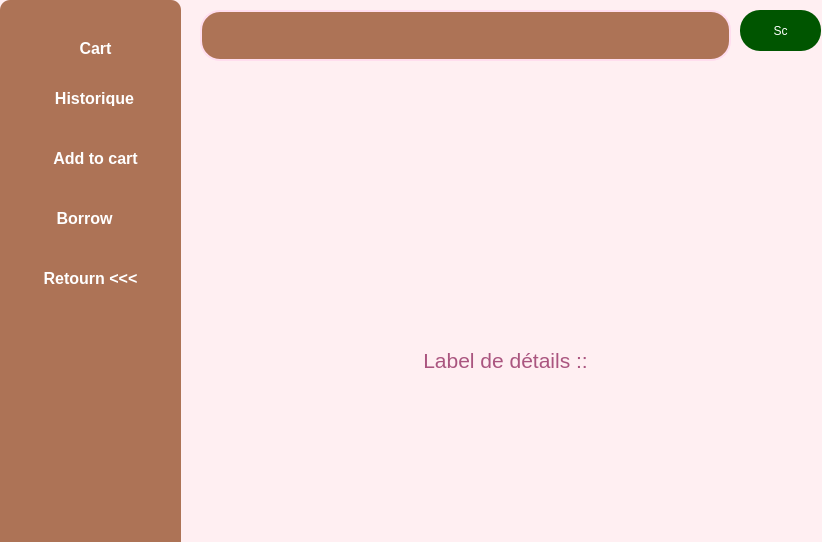
Qt form studentlibrary.ui (salmajaghoua23/Library) before a commit.
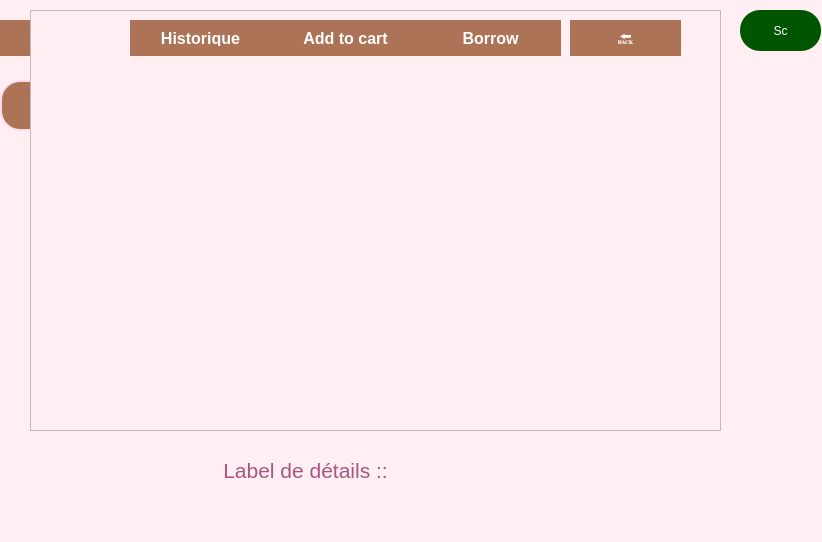
The same form after that commit.

Patch:
```diff
--- a/studentlibrary.ui
+++ b/studentlibrary.ui
@@ -21,9 +21,9 @@
   <widget class="QLineEdit" name="searchLineEdit">
    <property name="geometry">
     <rect>
-     <x>200</x>
-     <y>10</y>
-     <width>531</width>
+     <x>0</x>
+     <y>80</y>
+     <width>721</width>
      <height>51</height>
     </rect>
    </property>
@@ -78,31 +78,28 @@
     <string>Sc</string>
    </property>
   </widget>
-  <widget class="QFrame" name="buttonLayout">
+  <widget class="QLabel" name="bookDetailsText">
    <property name="geometry">
     <rect>
-     <x>0</x>
-     <y>0</y>
-     <width>181</width>
-     <height>561</height>
+     <x>220</x>
+     <y>440</y>
+     <width>171</width>
+     <height>61</height>
     </rect>
    </property>
    <property name="styleSheet">
-    <string notr="true">background-color: rgb(173, 115, 86);
-border-radius: 10px;</string>
+    <string notr="true"/>
    </property>
-   <property name="frameShape">
-    <enum>QFrame::Shape::StyledPanel</enum>
+   <property name="text">
+    <string>&lt;html&gt;&lt;head/&gt;&lt;body&gt;&lt;p align=&quot;center&quot;&gt;&lt;span style=&quot; font-size:16pt; color:#aa557f;&quot;&gt;Label de détails ::&lt;/span&gt;&lt;/p&gt;&lt;/body&gt;&lt;/html&gt;</string>
    </property>
-   <property name="frameShadow">
-    <enum>QFrame::Shadow::Raised</enum>
-   </property>
-   <widget class="QPushButton" name="backButton">
+  </widget>
+  <widget class="QPushButton" name="btnCart">
     <property name="geometry">
      <rect>
       <x>0</x>
-      <y>260</y>
-      <width>181</width>
+     <y>20</y>
+     <width>131</width>
       <height>36</height>
      </rect>
     </property>
@@ -122,14 +119,14 @@
 
 /* Hover Effect */
 QPushButton:hover {
-    background-color: #8A2BE2;  /* Brighter Purple */
+    /* Brighter Purple */
     color: #FFFACD;             /* Lemon Chiffon */
     border: 1px solid #FFD700;  /* Gold Border */
 }
 
 /* Pressed Effect */
 QPushButton:pressed {
-
+    background-color: rgb(255, 164, 89);/* Indigo */
     color: #D4AF37;             /* Metallic Gold */
     font-size: 15px;            /* Slight Shrink */
     padding: 11px 21px;         /* Compensates for Shrink */
@@ -162,15 +159,28 @@
 </string>
     </property>
     <property name="text">
-     <string>Retourn &lt;&lt;&lt;</string>
+    <string>Cart</string>
+   </property>
+  </widget>
+  <widget class="QTableView" name="bookListView">
+   <property name="geometry">
+    <rect>
+     <x>30</x>
+     <y>10</y>
+     <width>691</width>
+     <height>421</height>
+    </rect>
+   </property>
+   <property name="styleSheet">
+    <string notr="true"/>
     </property>
    </widget>
    <widget class="QPushButton" name="btnHistorique">
     <property name="geometry">
      <rect>
-      <x>10</x>
-      <y>80</y>
-      <width>169</width>
+     <x>130</x>
+     <y>20</y>
+     <width>141</width>
       <height>36</height>
      </rect>
     </property>
@@ -233,80 +243,12 @@
      <string>Historique</string>
     </property>
    </widget>
-   <widget class="QPushButton" name="borrowButton">
-    <property name="geometry">
-     <rect>
-      <x>0</x>
-      <y>200</y>
-      <width>169</width>
-      <height>36</height>
-     </rect>
-    </property>
-    <property name="styleSheet">
-     <string notr="true">/* Base Button Style */
-QPushButton {
-  background-color: rgb(173, 115, 86);
-/* Royal Purple */
-    color: white;            /* Gold Text */
-    border: none;
-    border-radius: 20px;        /* Rounded Corners */
-    padding: 10px 20px;
-    font-size: 16px;
-    font-weight: bold;
-    transition: all 0.3s ease-in-out;
-}
-
-/* Hover Effect */
-QPushButton:hover {
-    background-color: #8A2BE2;  /* Brighter Purple */
-    color: #FFFACD;             /* Lemon Chiffon */
-    border: 1px solid #FFD700;  /* Gold Border */
-}
-
-/* Pressed Effect */
-QPushButton:pressed {
-   
-    color: #D4AF37;             /* Metallic Gold */
-    font-size: 15px;            /* Slight Shrink */
-    padding: 11px 21px;         /* Compensates for Shrink */
-}
-
-/* Focus Effect */
-QPushButton:focus {
-    outline: none;
-    border: 2px solid #FFD700;
-}
-
-/* Accent Button Variant */
-QPushButton.accent {
-    background-color: #FFD700;  /* Gold */
-    color: #4B0082;             /* Deep Purple */
-}
-
-QPushButton.accent:hover {
-    background-color: #F0E68C;  /* Khaki */
-    color: #4B0082;
-    border: 1px solid #D4AF37;
-}
-
-QPushButton.accent:pressed {
-    background-color: #D4AF37;  /* Metallic Gold */
-    color: #4B0082;
-    font-size: 15px;
-    padding: 11px 21px;
-}
-</string>
-    </property>
-    <property name="text">
-     <string>Borrow</string>
-    </property>
-   </widget>
    <widget class="QPushButton" name="addToCartButton">
     <property name="geometry">
      <rect>
-      <x>10</x>
-      <y>140</y>
-      <width>171</width>
+     <x>270</x>
+     <y>20</y>
+     <width>151</width>
       <height>36</height>
      </rect>
     </property>
@@ -369,113 +311,140 @@
      <string>Add to cart</string>
     </property>
    </widget>
-   <widget class="QPushButton" name="btnCart">
-    <property name="geometry">
-     <rect>
-      <x>10</x>
-      <y>30</y>
-      <width>171</width>
-      <height>36</height>
-     </rect>
-    </property>
-    <property name="styleSheet">
-     <string notr="true">/* Base Button Style */
-QPushButton {
-  background-color: rgb(173, 115, 86);
-/* Royal Purple */
-    color: white;            /* Gold Text */
-    border: none;
-    border-radius: 20px;        /* Rounded Corners */
-    padding: 10px 20px;
-    font-size: 16px;
-    font-weight: bold;
-    transition: all 0.3s ease-in-out;
-}
-
-/* Hover Effect */
-QPushButton:hover {
-    /* Brighter Purple */
-    color: #FFFACD;             /* Lemon Chiffon */
-    border: 1px solid #FFD700;  /* Gold Border */
-}
-
-/* Pressed Effect */
-QPushButton:pressed {
-    background-color: rgb(255, 164, 89);/* Indigo */
-    color: #D4AF37;             /* Metallic Gold */
-    font-size: 15px;            /* Slight Shrink */
-    padding: 11px 21px;         /* Compensates for Shrink */
-}
-
-/* Focus Effect */
-QPushButton:focus {
-    outline: none;
-    border: 2px solid #FFD700;
-}
-
-/* Accent Button Variant */
-QPushButton.accent {
-    background-color: #FFD700;  /* Gold */
-    color: #4B0082;             /* Deep Purple */
-}
-
-QPushButton.accent:hover {
-    background-color: #F0E68C;  /* Khaki */
-    color: #4B0082;
-    border: 1px solid #D4AF37;
-}
-
-QPushButton.accent:pressed {
-    background-color: #D4AF37;  /* Metallic Gold */
-    color: #4B0082;
-    font-size: 15px;
-    padding: 11px 21px;
-}
-</string>
-    </property>
-    <property name="text">
-     <string>Cart</string>
-    </property>
-   </widget>
-  </widget>
-  <widget class="QTableView" name="bookListView">
-   <property name="geometry">
-    <rect>
-     <x>210</x>
-     <y>80</y>
-     <width>581</width>
-     <height>421</height>
-    </rect>
-   </property>
-   <property name="styleSheet">
-    <string notr="true">QTableView {
-    background: transparent;
-    color: rgb(85, 0, 127);
-    font: 600 11pt &quot;Segoe UI&quot;;
-    border: #dda0dd;
-    border-radius: 10px;
-}
-</string>
-   </property>
-  </widget>
-  <widget class="QLabel" name="bookDetailsText">
+  <widget class="QPushButton" name="borrowButton">
    <property name="geometry">
     <rect>
      <x>420</x>
-     <y>330</y>
-     <width>171</width>
-     <height>61</height>
+     <y>20</y>
+     <width>141</width>
+     <height>36</height>
     </rect>
    </property>
    <property name="styleSheet">
-    <string notr="true">QLabel {
-                                       font: 700 italic 9pt 'Segoe UI';
-                                       color: black;
-                                       background: transparent;
-                                       }</string>
+    <string notr="true">/* Base Button Style */
+QPushButton {
+  background-color: rgb(173, 115, 86);
+/* Royal Purple */
+    color: white;            /* Gold Text */
+    border: none;
+    border-radius: 20px;        /* Rounded Corners */
+    padding: 10px 20px;
+    font-size: 16px;
+    font-weight: bold;
+    transition: all 0.3s ease-in-out;
+}
+
+/* Hover Effect */
+QPushButton:hover {
+    background-color: #8A2BE2;  /* Brighter Purple */
+    color: #FFFACD;             /* Lemon Chiffon */
+    border: 1px solid #FFD700;  /* Gold Border */
+}
+
+/* Pressed Effect */
+QPushButton:pressed {
+   
+    color: #D4AF37;             /* Metallic Gold */
+    font-size: 15px;            /* Slight Shrink */
+    padding: 11px 21px;         /* Compensates for Shrink */
+}
+
+/* Focus Effect */
+QPushButton:focus {
+    outline: none;
+    border: 2px solid #FFD700;
+}
+
+/* Accent Button Variant */
+QPushButton.accent {
+    background-color: #FFD700;  /* Gold */
+    color: #4B0082;             /* Deep Purple */
+}
+
+QPushButton.accent:hover {
+    background-color: #F0E68C;  /* Khaki */
+    color: #4B0082;
+    border: 1px solid #D4AF37;
+}
+
+QPushButton.accent:pressed {
+    background-color: #D4AF37;  /* Metallic Gold */
+    color: #4B0082;
+    font-size: 15px;
+    padding: 11px 21px;
+}
+</string>
    </property>
    <property name="text">
-    <string>&lt;html&gt;&lt;head/&gt;&lt;body&gt;&lt;p align=&quot;center&quot;&gt;&lt;span style=&quot; font-size:16pt; color:#aa557f;&quot;&gt;Label de détails ::&lt;/span&gt;&lt;/p&gt;&lt;/body&gt;&lt;/html&gt;</string>
+    <string>Borrow</string>
+   </property>
+  </widget>
+  <widget class="QPushButton" name="backButton">
+   <property name="geometry">
+    <rect>
+     <x>570</x>
+     <y>20</y>
+     <width>111</width>
+     <height>36</height>
+    </rect>
+   </property>
+   <property name="styleSheet">
+    <string notr="true">/* Base Button Style */
+QPushButton {
+  background-color: rgb(173, 115, 86);
+/* Royal Purple */
+    color: white;            /* Gold Text */
+    border: none;
+    border-radius: 20px;        /* Rounded Corners */
+    padding: 10px 20px;
+    font-size: 16px;
+    font-weight: bold;
+    transition: all 0.3s ease-in-out;
+}
+
+/* Hover Effect */
+QPushButton:hover {
+    background-color: #8A2BE2;  /* Brighter Purple */
+    color: #FFFACD;             /* Lemon Chiffon */
+    border: 1px solid #FFD700;  /* Gold Border */
+}
+
+/* Pressed Effect */
+QPushButton:pressed {
+
+    color: #D4AF37;             /* Metallic Gold */
+    font-size: 15px;            /* Slight Shrink */
+    padding: 11px 21px;         /* Compensates for Shrink */
+}
+
+/* Focus Effect */
+QPushButton:focus {
+    outline: none;
+    border: 2px solid #FFD700;
+}
+
+/* Accent Button Variant */
+QPushButton.accent {
+    background-color: #FFD700;  /* Gold */
+    color: #4B0082;             /* Deep Purple */
+}
+
+QPushButton.accent:hover {
+    background-color: #F0E68C;  /* Khaki */
+    color: #4B0082;
+    border: 1px solid #D4AF37;
+}
+
+QPushButton.accent:pressed {
+    background-color: #D4AF37;  /* Metallic Gold */
+    color: #4B0082;
+    font-size: 15px;
+    padding: 11px 21px;
+}
+</string>
+   </property>
+   <property name="text">
+    <string>🔙</string>
    </property>
   </widget>
  </widget>
```
Lines whose indentation alone changed are shown as unchanged.
